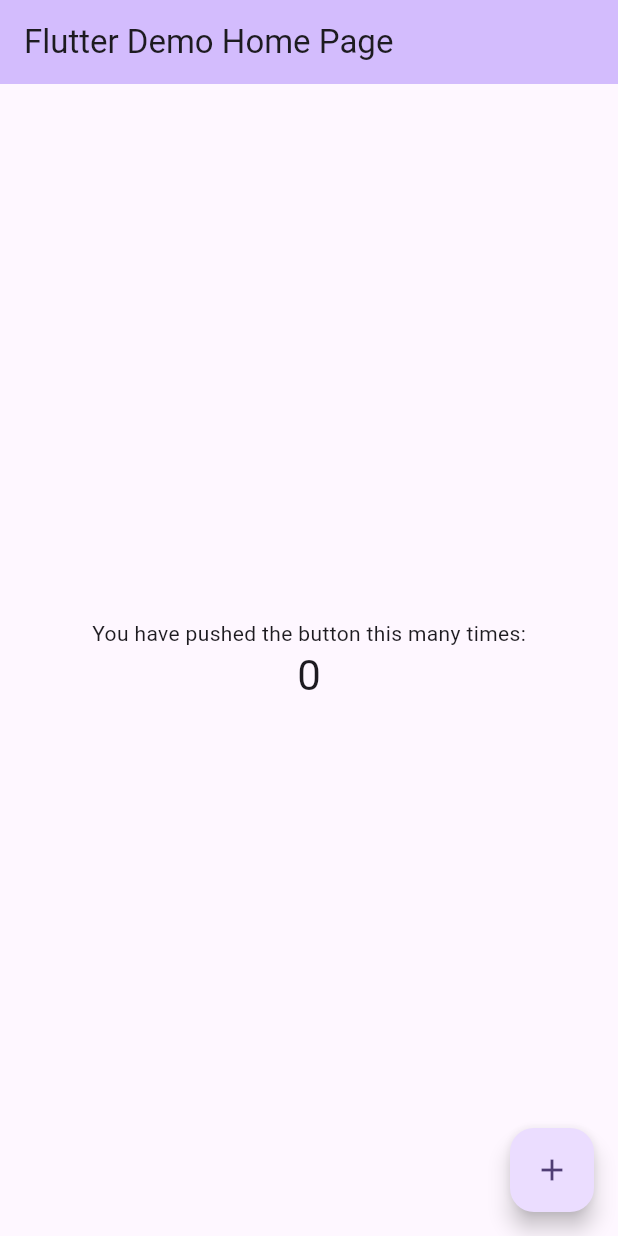
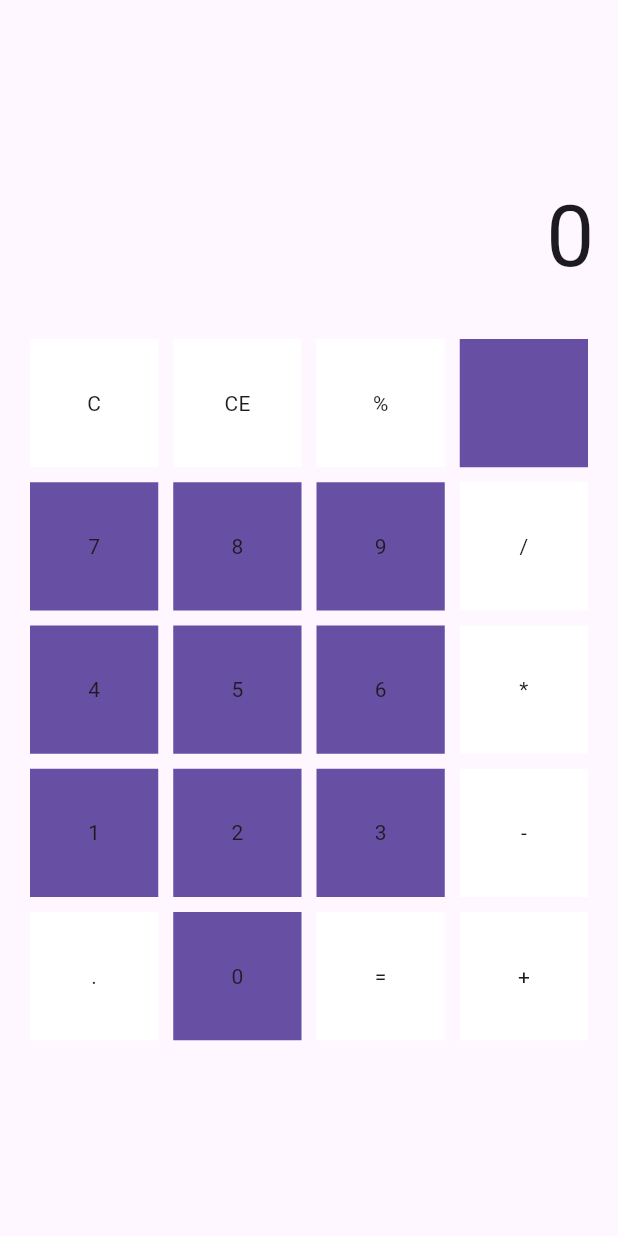
Before and after one commit to eliveltoneves/calculadora, a Flutter app: the screen it shows after launch, on a phone screen of 412 x 824 dp. Run offline on Flutter 3.47's test engine with Material 2 defaults, Android fonts, the phone set to English and light mode, and no system bars; missing offline and left inert: function_tree.

Commit message:
criada page e controlles da calculadora funcionado

```diff
--- /dev/null
+++ b/lib/controllers/calc_controller.dart
@@ -0,0 +1,25 @@
+import 'package:calculadora/widgets/button_hub.dart';
+import 'package:flutter/material.dart';
+import 'package:function_tree/function_tree.dart';
+
+class CalcController extends ChangeNotifier {
+  var display = "0";
+
+  void onButtonClick(ButtonClick click) {
+    if (display == '0') {
+      display = '';
+    }
+
+    if (click is CommonButtonClick) {
+      display += click.value;
+    } else if (click is ClearButtonClick) {
+      display = '0';
+    } else if (click is ClearEntryButtonClick) {
+      display = '0';
+    }else if (click is EqualsButtonClick) {
+      final v = display.interpret();
+      display = '$v';
+    }
+    notifyListeners();
+  }
+}
--- a/lib/main.dart
+++ b/lib/main.dart
@@ -1,125 +1,25 @@
+
+import 'package:calculadora/src/calc_page.dart';
 import 'package:flutter/material.dart';
 
 void main() {
-  runApp(const MyApp());
+  runApp(const MainApp());
 }
 
-class MyApp extends StatelessWidget {
-  const MyApp({super.key});
+class MainApp extends StatelessWidget {
+  const MainApp({super.key});
 
-  // This widget is the root of your application.
   @override
   Widget build(BuildContext context) {
     return MaterialApp(
-      title: 'Flutter Demo',
-      theme: ThemeData(
-        // This is the theme of your application.
-        //
-        // TRY THIS: Try running your application with "flutter run". You'll see
-        // the application has a blue toolbar. Then, without quitting the app,
-        // try changing the seedColor in the colorScheme below to Colors.green
-        // and then invoke "hot reload" (save your changes or press the "hot
-        // reload" button in a Flutter-supported IDE, or press "r" if you used
-        // the command line to start the app).
-        //
-        // Notice that the counter didn't reset back to zero; the application
-        // state is not lost during the reload. To reset the state, use hot
-        // restart instead.
-        //
-        // This works for code too, not just values: Most code changes can be
-        // tested with just a hot reload.
-        colorScheme: ColorScheme.fromSeed(seedColor: Colors.deepPurple),
+      themeMode: ThemeMode.light,
+      darkTheme: ThemeData.dark(
         useMaterial3: true,
       ),
-      home: const MyHomePage(title: 'Flutter Demo Home Page'),
+      theme: ThemeData.light(
+        useMaterial3: true
+      ),
+      home: const CalcPage(),
     );
   }
 }
-
-class MyHomePage extends StatefulWidget {
-  const MyHomePage({super.key, required this.title});
-
-  // This widget is the home page of your application. It is stateful, meaning
-  // that it has a State object (defined below) that contains fields that affect
-  // how it looks.
-
-  // This class is the configuration for the state. It holds the values (in this
-  // case the title) provided by the parent (in this case the App widget) and
-  // used by the build method of the State. Fields in a Widget subclass are
-  // always marked "final".
-
-  final String title;
-
-  @override
-  State<MyHomePage> createState() => _MyHomePageState();
-}
-
-class _MyHomePageState extends State<MyHomePage> {
-  int _counter = 0;
-
-  void _incrementCounter() {
-    setState(() {
-      // This call to setState tells the Flutter framework that something has
-      // changed in this State, which causes it to rerun the build method below
-      // so that the display can reflect the updated values. If we changed
-      // _counter without calling setState(), then the build method would not be
-      // called again, and so nothing would appear to happen.
-      _counter++;
-    });
-  }
-
-  @override
-  Widget build(BuildContext context) {
-    // This method is rerun every time setState is called, for instance as done
-    // by the _incrementCounter method above.
-    //
-    // The Flutter framework has been optimized to make rerunning build methods
-    // fast, so that you can just rebuild anything that needs updating rather
-    // than having to individually change instances of widgets.
-    return Scaffold(
-      appBar: AppBar(
-        // TRY THIS: Try changing the color here to a specific color (to
-        // Colors.amber, perhaps?) and trigger a hot reload to see the AppBar
-        // change color while the other colors stay the same.
-        backgroundColor: Theme.of(context).colorScheme.inversePrimary,
-        // Here we take the value from the MyHomePage object that was created by
-        // the App.build method, and use it to set our appbar title.
-        title: Text(widget.title),
-      ),
-      body: Center(
-        // Center is a layout widget. It takes a single child and positions it
-        // in the middle of the parent.
-        child: Column(
-          // Column is also a layout widget. It takes a list of children and
-          // arranges them vertically. By default, it sizes itself to fit its
-          // children horizontally, and tries to be as tall as its parent.
-          //
-          // Column has various properties to control how it sizes itself and
-          // how it positions its children. Here we use mainAxisAlignment to
-          // center the children vertically; the main axis here is the vertical
-          // axis because Columns are vertical (the cross axis would be
-          // horizontal).
-          //
-          // TRY THIS: Invoke "debug painting" (choose the "Toggle Debug Paint"
-          // action in the IDE, or press "p" in the console), to see the
-          // wireframe for each widget.
-          mainAxisAlignment: MainAxisAlignment.center,
-          children: <Widget>[
-            const Text(
-              'You have pushed the button this many times:',
-            ),
-            Text(
-              '$_counter',
-              style: Theme.of(context).textTheme.headlineMedium,
-            ),
-          ],
-        ),
-      ),
-      floatingActionButton: FloatingActionButton(
-        onPressed: _incrementCounter,
-        tooltip: 'Increment',
-        child: const Icon(Icons.add),
-      ), // This trailing comma makes auto-formatting nicer for build methods.
-    );
-  }
-}
--- /dev/null
+++ b/lib/src/calc_page.dart
@@ -0,0 +1,49 @@
+import 'package:calculadora/controllers/calc_controller.dart';
+import 'package:calculadora/widgets/button_hub.dart';
+import 'package:calculadora/widgets/display.dart';
+import 'package:flutter/material.dart';
+
+class CalcPage extends StatefulWidget {
+  const CalcPage({super.key});
+
+  @override
+  State<CalcPage> createState() => _CalcPageState();
+}
+
+class _CalcPageState extends State<CalcPage> {
+  final controller = CalcController();
+
+  void _listener() {
+    setState(() {});
+  }
+
+  @override
+  void initState() {
+    // TODO: implement initState
+    super.initState();
+    controller.addListener(_listener);
+  }
+
+  @override
+  void dispose() {
+    controller.removeListener(_listener);
+    super.dispose();
+  }
+
+  @override
+  Widget build(BuildContext context) {
+    return Material(
+      child: Column(
+        children: [
+          Expanded(
+            flex: 1,
+            child: Display(value: controller.display),
+          ),
+          Expanded(
+              flex: 3,
+              child: ButtonHub(onButtonClick: controller.onButtonClick))
+        ],
+      ),
+    );
+  }
+}
--- /dev/null
+++ b/lib/widgets/button_hub.dart
@@ -0,0 +1,152 @@
+import 'package:flutter/material.dart';
+
+sealed class ButtonClick {
+  final String value;
+
+  ButtonClick(this.value);
+}
+
+class CommonButtonClick extends ButtonClick {
+  CommonButtonClick(super.value);
+}
+
+class EqualsButtonClick extends ButtonClick {
+  EqualsButtonClick(super.value);
+}
+
+class ClearButtonClick extends ButtonClick {
+  ClearButtonClick(super.value);
+}
+
+class ClearEntryButtonClick extends ButtonClick {
+  ClearEntryButtonClick(super.value);
+}
+
+class ButtonHub extends StatelessWidget {
+  final void Function(ButtonClick click)? onButtonClick;
+
+  const ButtonHub({super.key, required this.onButtonClick});
+
+  @override
+  Widget build(BuildContext context) {
+    return GridView.count(
+      primary: false,
+      padding: const EdgeInsets.all(20),
+      crossAxisSpacing: 10,
+      mainAxisSpacing: 10,
+      crossAxisCount: 4,
+      children: <Widget>[
+        Button(
+          value: 'C',
+          color: Theme.of(context).colorScheme.onPrimary,
+          onTap: (value) => onButtonClick!(ClearButtonClick(value)),
+        ),
+        Button(
+          value: 'CE',
+          color: Theme.of(context).colorScheme.onPrimary,
+          onTap: (value) => onButtonClick!(ClearEntryButtonClick(value)),
+        ),
+        Button(
+          value: '%',
+          color: Theme.of(context).colorScheme.onPrimary,
+          onTap: (value) => onButtonClick!(CommonButtonClick(value)),
+        ),
+        Button(value: '', color: Theme.of(context).colorScheme.primary),
+        Button(
+          value: '7',
+          onTap: (value) => onButtonClick!(CommonButtonClick(value)),
+        ),
+        Button(
+          value: '8',
+          onTap: (value) => onButtonClick!(CommonButtonClick(value)),
+        ),
+        Button(
+          value: '9',
+          onTap: (value) => onButtonClick!(CommonButtonClick(value)),
+        ),
+        Button(
+          value: '/',
+          color: Theme.of(context).colorScheme.onPrimary,
+          onTap: (value) => onButtonClick!(CommonButtonClick(value)),
+        ),
+        Button(
+          value: '4',
+          onTap: (value) => onButtonClick!(CommonButtonClick(value)),
+        ),
+        Button(
+          value: '5',
+          onTap: (value) => onButtonClick!(CommonButtonClick(value)),
+        ),
+        Button(
+          value: '6',
+          onTap: (value) => onButtonClick!(CommonButtonClick(value)),
+        ),
+        Button(
+          value: '*',
+          color: Theme.of(context).colorScheme.onPrimary,
+          onTap: (value) => onButtonClick!(CommonButtonClick(value)),
+        ),
+        Button(
+          value: '1',
+          onTap: (value) => onButtonClick!(CommonButtonClick(value)),
+        ),
+        Button(
+          value: '2',
+          onTap: (value) => onButtonClick!(CommonButtonClick(value)),
+        ),
+        Button(
+          value: '3',
+          onTap: (value) => onButtonClick!(CommonButtonClick(value)),
+        ),
+        Button(
+          value: '-',
+          color: Theme.of(context).colorScheme.onPrimary,
+          onTap: (value) => onButtonClick!(CommonButtonClick(value)),
+        ),
+        Button(
+          value: '.',
+          color: Theme.of(context).colorScheme.onPrimary,
+          onTap: (value) => onButtonClick!(CommonButtonClick(value)),
+        ),
+        Button(
+          value: '0',
+          onTap: (value) => onButtonClick!(CommonButtonClick(value)),
+        ),
+        Button(
+          value: '=',
+          color: Theme.of(context).colorScheme.onTertiary,
+          onTap: (value) => onButtonClick!(EqualsButtonClick(value))
+        ),
+        Button(
+          value: '+',
+          color: Theme.of(context).colorScheme.onPrimary,
+          onTap: (value) => onButtonClick!(CommonButtonClick(value)),
+        ),
+      ],
+    );
+  }
+}
+
+class Button extends StatelessWidget {
+  final String value;
+  final Color? color;
+  final void Function(String value)? onTap;
+  const Button({super.key, required this.value, this.color, this.onTap});
+
+  @override
+  Widget build(BuildContext context) {
+    final color = this.color ?? Theme.of(context).colorScheme.primary;
+    return Material(
+      color: color,
+      child: InkWell(
+        onTap: onTap == null ? null : () => onTap!(value),
+        child: Container(
+          padding: const EdgeInsets.all(8),
+          child: Center(
+            child: Text(value),
+          ),
+        ),
+      ),
+    );
+  }
+}
--- /dev/null
+++ b/lib/widgets/display.dart
@@ -0,0 +1,20 @@
+import 'package:flutter/material.dart';
+
+class Display extends StatelessWidget {
+  final String value;
+  const Display({super.key, required this.value});
+
+  @override
+  Widget build(BuildContext context) {
+    return Align(
+      alignment: Alignment.bottomRight,
+      child: Padding(
+        padding: const EdgeInsets.all(16),
+        child: Text(
+          value,
+          style: Theme.of(context).textTheme.displayLarge,
+        ),
+      ),
+    );
+  }
+}
--- a/pubspec.yaml
+++ b/pubspec.yaml
@@ -35,6 +35,7 @@ dependencies:
   # The following adds the Cupertino Icons font to your application.
   # Use with the CupertinoIcons class for iOS style icons.
   cupertino_icons: ^1.0.2
+  function_tree: ^0.9.0
 
 dev_dependencies:
   flutter_test:
```
Also changed, not shown: pubspec.lock, 1 other file.
